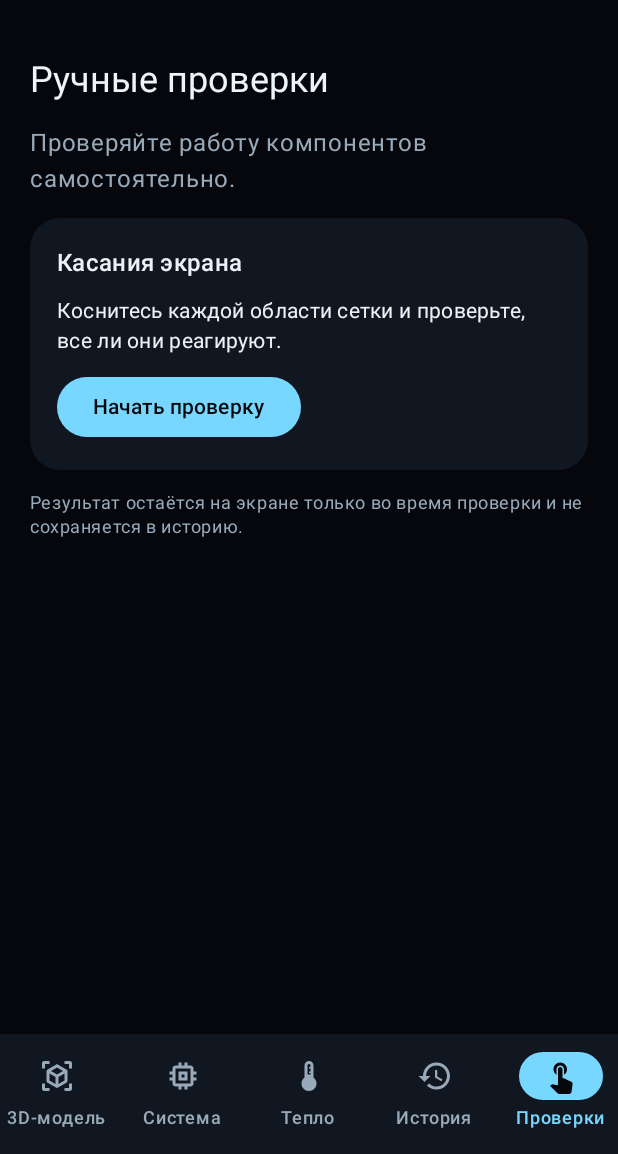
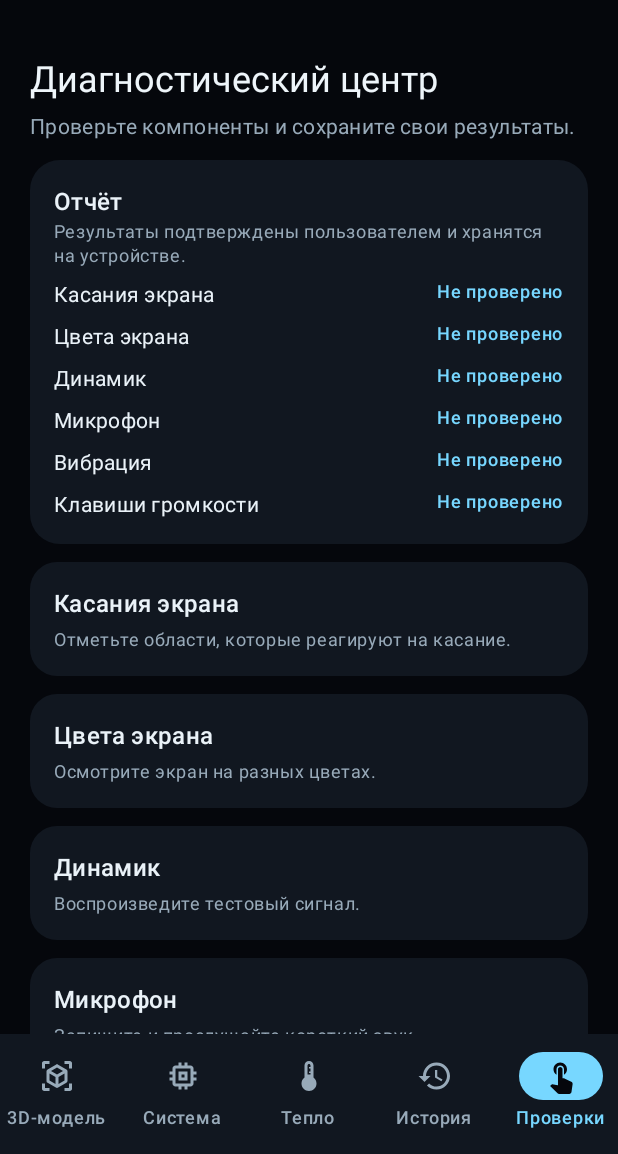
Before and after one commit to lolokeksu09/SPECTRA, an Android app built with Jetpack Compose: the screen it shows after launch (MainActivity), item 5 of the bottom bar chosen, on a phone screen of 412 x 824 dp, the part 82-1236 px from its top. Run offline under Robolectric (Android 15) with nearby library versions, the light colour scheme and no system bars; libraries missing offline, so code that uses them is left out: com.google.android.filament; 19 statements that could not run were skipped.

Commit message:
Add user-confirmed diagnostics center

```diff
--- a/app/src/main/AndroidManifest.xml
+++ b/app/src/main/AndroidManifest.xml
@@ -1,6 +1,9 @@
 <?xml version="1.0" encoding="utf-8"?>
 <manifest xmlns:android="http://schemas.android.com/apk/res/android">
     <uses-feature android:glEsVersion="0x00020000" android:required="true" />
+    <uses-feature android:name="android.hardware.microphone" android:required="false" />
+    <uses-permission android:name="android.permission.RECORD_AUDIO" />
+    <uses-permission android:name="android.permission.VIBRATE" />
     <application
         android:allowBackup="false"
         android:label="SPECTRA"
--- /dev/null
+++ b/app/src/main/java/com/spectra/twin/ui/DiagnosticsCenter.kt
@@ -0,0 +1,114 @@
+package com.spectra.twin.ui
+
+import android.content.Context
+import androidx.activity.compose.BackHandler
+import androidx.compose.foundation.background
+import androidx.compose.foundation.rememberScrollState
+import androidx.compose.foundation.verticalScroll
+import androidx.compose.foundation.layout.*
+import androidx.compose.foundation.lazy.LazyColumn
+import androidx.compose.foundation.lazy.items
+import androidx.compose.foundation.shape.RoundedCornerShape
+import androidx.compose.material3.*
+import androidx.compose.runtime.*
+import androidx.compose.ui.Modifier
+import androidx.compose.ui.platform.LocalContext
+import androidx.compose.ui.platform.testTag
+import androidx.compose.ui.unit.dp
+
+internal enum class DiagnosticKind(val title: String, val key: String, val explanation: String) {
+    TOUCH("Касания экрана", "touch", "Отметьте области, которые реагируют на касание."),
+    COLORS("Цвета экрана", "colors", "Осмотрите экран на разных цветах."),
+    SPEAKER("Динамик", "speaker", "Воспроизведите тестовый сигнал."),
+    MIC("Микрофон", "mic", "Запишите и прослушайте короткий звук."),
+    VIBRATION("Вибрация", "vibration", "Запустите короткую вибрацию."),
+    BUTTONS("Клавиши громкости", "buttons", "Нажмите обе клавиши громкости."),
+    SENSORS("Датчики", "sensors", "Посмотрите датчики и значения Android.")
+}
+
+internal class DiagnosticResults(context: Context, preferenceName: String = "diagnostic-results-v1") {
+    private val prefs = context.getSharedPreferences(preferenceName, Context.MODE_PRIVATE)
+    var revision by mutableIntStateOf(0)
+        private set
+    fun get(kind: DiagnosticKind): Boolean? {
+        revision
+        return if (prefs.contains(kind.key)) prefs.getBoolean(kind.key, false) else null
+    }
+    fun set(kind: DiagnosticKind, result: Boolean) {
+        prefs.edit().putBoolean(kind.key, result).apply()
+        revision++
+    }
+}
+
+@Composable
+internal fun DiagnosticsScreen(results: DiagnosticResults, onOpen: (DiagnosticKind) -> Unit) {
+    LazyColumn(Modifier.fillMaxSize(), contentPadding = PaddingValues(20.dp),
+        verticalArrangement = Arrangement.spacedBy(12.dp)) {
+        item {
+            Text("Диагностический центр", style = MaterialTheme.typography.headlineSmall)
+            Spacer(Modifier.height(5.dp))
+            Text("Проверьте компоненты и сохраните свои результаты.", color = Muted, style = MaterialTheme.typography.bodyMedium)
+        }
+        item {
+            Card(colors = CardDefaults.cardColors(containerColor = Panel), shape = RoundedCornerShape(20.dp)) {
+                Column(Modifier.fillMaxWidth().padding(16.dp)) {
+                    Text("Отчёт", style = MaterialTheme.typography.titleMedium)
+                    Text("Результаты подтверждены пользователем и хранятся на устройстве.", color = Muted, style = MaterialTheme.typography.bodySmall)
+                    DiagnosticKind.entries.filter { it != DiagnosticKind.SENSORS }.forEach { kind ->
+                        val status = when (results.get(kind)) { true -> "Работает"; false -> "Есть проблема"; null -> "Не проверено" }
+                        Row(Modifier.fillMaxWidth().padding(top = 8.dp), horizontalArrangement = Arrangement.SpaceBetween) {
+                            Text(kind.title, modifier = Modifier.weight(1f), style = MaterialTheme.typography.bodyMedium)
+                            Text(status, color = if (results.get(kind) == false) MaterialTheme.colorScheme.error else Ice,
+                                style = MaterialTheme.typography.labelMedium)
+                        }
+                    }
+                }
+            }
+        }
+        items(DiagnosticKind.entries.toList(), key = { it.key }) { kind ->
+            Card(onClick = { onOpen(kind) }, modifier = Modifier.fillMaxWidth().testTag("diagnostic-${kind.key}"),
+                colors = CardDefaults.cardColors(containerColor = Panel), shape = RoundedCornerShape(18.dp)) {
+                Column(Modifier.padding(16.dp)) {
+                    Text(kind.title, style = MaterialTheme.typography.titleMedium)
+                    Spacer(Modifier.height(4.dp))
+                    Text(kind.explanation, color = Muted, style = MaterialTheme.typography.bodySmall)
+                }
+            }
+        }
+    }
+}
+
+@Composable
+internal fun DiagnosticDetail(kind: DiagnosticKind, results: DiagnosticResults, onClose: () -> Unit) {
+    if (kind == DiagnosticKind.TOUCH) {
+        TouchTestScreen(onResult = { results.set(kind, it) }, onClose = onClose)
+    } else if (kind == DiagnosticKind.COLORS) {
+        ColorTestScreen(onResult = { results.set(kind, it) }, onClose = onClose)
+    } else {
+        BackHandler(onBack = onClose)
+        Surface(color = Night, contentColor = MaterialTheme.colorScheme.onBackground) {
+        Column(Modifier.fillMaxSize().safeDrawingPadding().verticalScroll(rememberScrollState()).padding(20.dp),
+            verticalArrangement = Arrangement.spacedBy(12.dp)) {
+            Text(kind.title, color = MaterialTheme.colorScheme.onBackground, style = MaterialTheme.typography.headlineSmall)
+            when (kind) {
+                DiagnosticKind.SPEAKER -> SpeakerTest { results.set(kind, it); onClose() }
+                DiagnosticKind.MIC -> MicrophoneTest { results.set(kind, it); onClose() }
+                DiagnosticKind.VIBRATION -> VibrationTest { results.set(kind, it); onClose() }
+                DiagnosticKind.BUTTONS -> VolumeButtonsTest { results.set(kind, it); onClose() }
+                DiagnosticKind.SENSORS -> SensorTest(Modifier.fillMaxWidth())
+                else -> Unit
+            }
+            OutlinedButton(onClick = onClose) { Text("Закрыть") }
+        }
+        }
+    }
+}
+
+@Composable
+internal fun ManualResultButtons(enabled: Boolean = true, onResult: (Boolean) -> Unit) {
+    Text("Какой результат?", color = Muted, style = MaterialTheme.typography.bodySmall)
+    Row(Modifier.fillMaxWidth(), horizontalArrangement = Arrangement.spacedBy(8.dp)) {
+        OutlinedButton(onClick = { onResult(false) }, modifier = Modifier.weight(1f)) { Text("Проблема") }
+        Button(onClick = { onResult(true) }, enabled = enabled, modifier = Modifier.weight(1f)) { Text("Работает") }
+    }
+}
--- a/app/src/main/java/com/spectra/twin/ui/SpectraApp.kt
+++ b/app/src/main/java/com/spectra/twin/ui/SpectraApp.kt
@@ -55,7 +55,9 @@ private enum class Page(val title: String) {
 @Composable
 fun SpectraApp(model: SpectraViewModel) {
     var current by remember { mutableStateOf(Page.TWIN) }
-    var touchTestOpen by remember { mutableStateOf(false) }
+    var diagnosticScreen by remember { mutableStateOf<DiagnosticKind?>(null) }
+    val context = LocalContext.current
+    val diagnosticResults = remember(context) { DiagnosticResults(context) }
     val latest = model.latest
     val snackbar = remember { SnackbarHostState() }
     val lifecycleOwner = LocalLifecycleOwner.current
@@ -76,8 +78,8 @@ fun SpectraApp(model: SpectraViewModel) {
         model.message?.let { snackbar.showSnackbar(it); model.clearMessage() }
     }
 
-    if (touchTestOpen) {
-        TouchTestScreen(onClose = { touchTestOpen = false })
+    if (diagnosticScreen != null) {
+        DiagnosticDetail(diagnosticScreen!!, diagnosticResults, onClose = { diagnosticScreen = null })
         return
     }
 
@@ -133,7 +135,7 @@ fun SpectraApp(model: SpectraViewModel) {
                 Page.SYSTEM -> SystemScreen(latest)
                 Page.THERMAL -> ThermalScreen(latest)
                 Page.HISTORY -> HistoryScreen(model.history, model.historyLoading, model.historyError, model::reloadHistory)
-                Page.DIAGNOSTICS -> DiagnosticsScreen(onTouchTest = { touchTestOpen = true })
+                Page.DIAGNOSTICS -> DiagnosticsScreen(diagnosticResults, onOpen = { diagnosticScreen = it })
             }
         }
     }
--- a/app/src/main/java/com/spectra/twin/ui/TouchTestScreen.kt
+++ b/app/src/main/java/com/spectra/twin/ui/TouchTestScreen.kt
@@ -17,28 +17,7 @@ import androidx.compose.ui.semantics.semantics
 import androidx.compose.ui.unit.dp
 
 @Composable
-internal fun DiagnosticsScreen(onTouchTest: () -> Unit) {
-    Column(
-        Modifier.fillMaxSize().padding(20.dp),
-        verticalArrangement = Arrangement.spacedBy(14.dp)
-    ) {
-        Text("Ручные проверки", style = MaterialTheme.typography.headlineSmall)
-        Text("Проверяйте работу компонентов самостоятельно.", color = Muted)
-        Card(colors = CardDefaults.cardColors(containerColor = Panel), shape = RoundedCornerShape(20.dp)) {
-            Column(Modifier.fillMaxWidth().padding(18.dp), verticalArrangement = Arrangement.spacedBy(10.dp)) {
-                Text("Касания экрана", style = MaterialTheme.typography.titleMedium)
-                Text("Коснитесь каждой области сетки и проверьте, все ли они реагируют.",
-                    style = MaterialTheme.typography.bodyMedium)
-                Button(onClick = onTouchTest, modifier = Modifier.testTag("start-touch-test")) { Text("Начать проверку") }
-            }
-        }
-        Text("Результат остаётся на экране только во время проверки и не сохраняется в историю.",
-            color = Muted, style = MaterialTheme.typography.bodySmall)
-    }
-}
-
-@Composable
-internal fun TouchTestScreen(onClose: () -> Unit) {
+internal fun TouchTestScreen(onResult: (Boolean) -> Unit = {}, onClose: () -> Unit) {
     val marked = remember { mutableStateListOf<Int>() }
     BackHandler(onBack = onClose)
     Column(
@@ -79,6 +58,10 @@ internal fun TouchTestScreen(onClose: () -> Unit) {
             color = Muted, style = MaterialTheme.typography.bodySmall
         )
         Row(Modifier.fillMaxWidth(), horizontalArrangement = Arrangement.spacedBy(8.dp)) {
+            OutlinedButton(onClick = { onResult(false); onClose() }, modifier = Modifier.weight(1f)) { Text("Проблема") }
+            Button(onClick = { onResult(true); onClose() }, enabled = marked.size == 24, modifier = Modifier.weight(1f)) { Text("Работает") }
+        }
+        Row(Modifier.fillMaxWidth(), horizontalArrangement = Arrangement.spacedBy(8.dp)) {
             OutlinedButton(onClick = { marked.clear() }, modifier = Modifier.weight(1f).testTag("touch-reset")) {
                 Text("Сбросить")
             }
```
Also changed, not shown: app/src/main/java/com/spectra/twin/MainActivity.kt (+12 -0 lines), app/src/main/java/com/spectra/twin/ui/ColorTestScreen.kt (added, +39 -0 lines), app/src/main/java/com/spectra/twin/ui/HardwareTests.kt (added, +91 -0 lines), app/src/main/java/com/spectra/twin/ui/MicrophoneTest.kt (added, +96 -0 lines), app/src/main/java/com/spectra/twin/ui/SensorTest.kt (added, +75 -0 lines), 3 other files.
